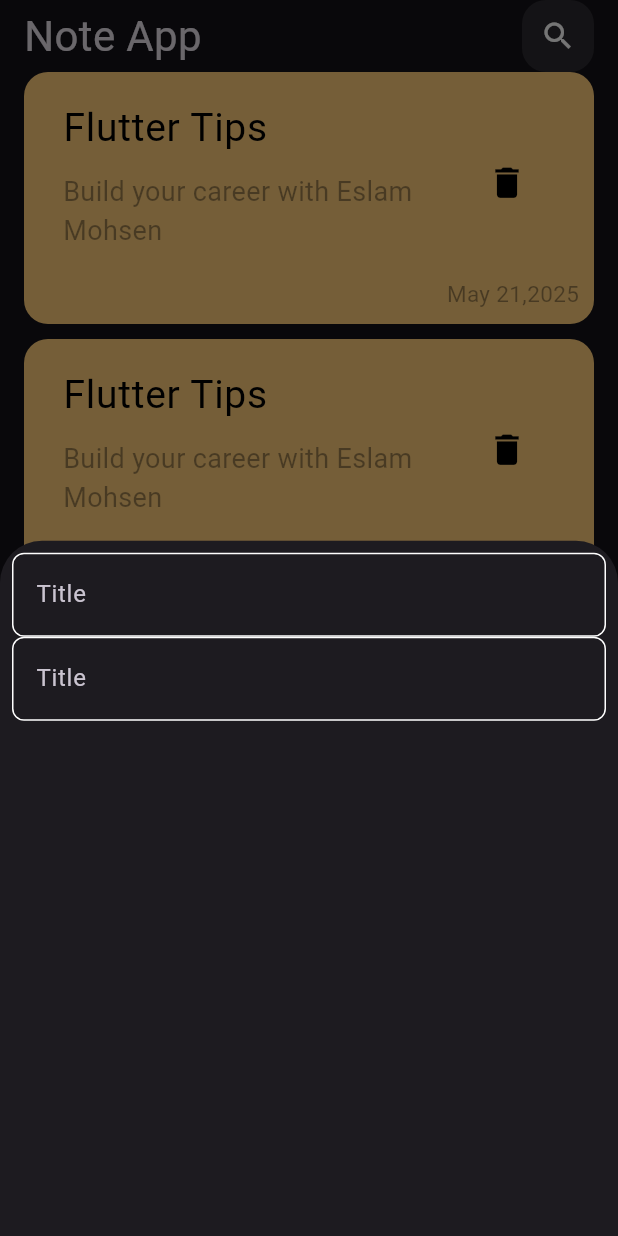
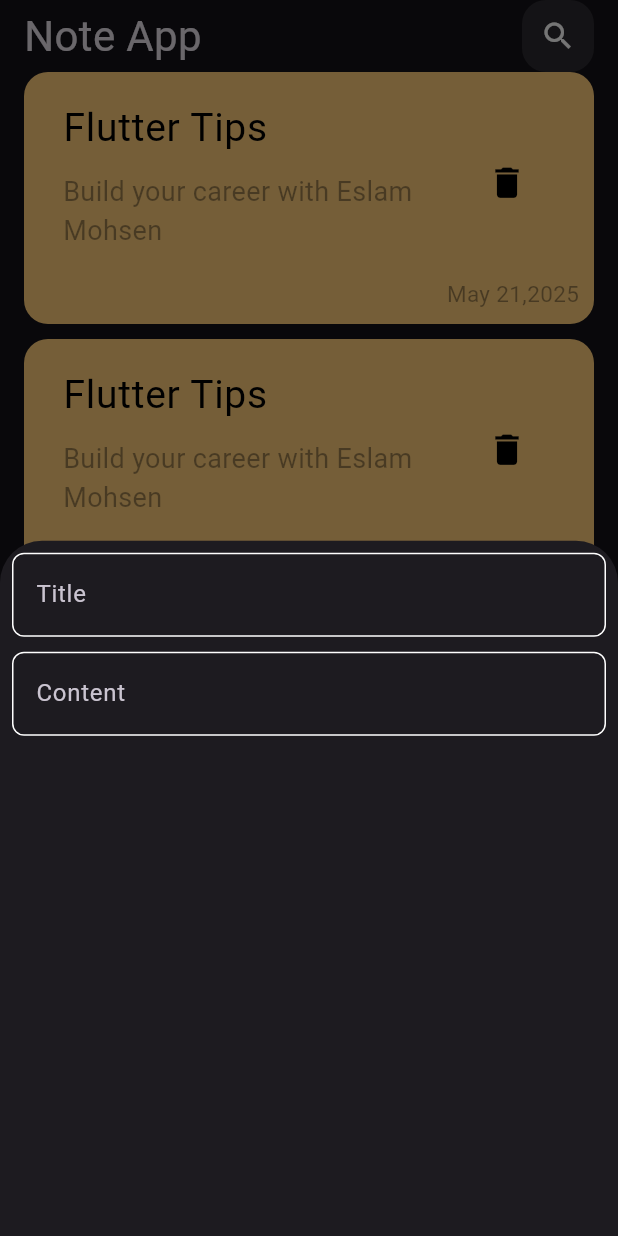
Before and after one commit to EslamMohsen110/note_app, a Flutter app: the screen it shows after launch, after a tap on the "add" icon, on a phone screen of 412 x 824 dp. Run offline on Flutter 3.47's test engine with Material 3 defaults, Android fonts, the phone set to English and light mode, and no system bars; Roboto replaces fonts that are missing (Poppins).

Commit message:
add fields to bottom sheet

```diff
--- a/lib/widgets/add_note_bottom_sheet.dart
+++ b/lib/widgets/add_note_bottom_sheet.dart
@@ -8,7 +8,13 @@ class AddNoteBottomSheet extends StatelessWidget {
   Widget build(BuildContext context) {
     return Padding(
       padding: const EdgeInsets.all(8.0),
-      child: Column(children: [CustomTextFiled(), CustomTextFiled()]),
+      child: Column(
+        children: [
+          CustomTextFiled(hintText: 'Title'),
+          SizedBox(height: 10),
+          CustomTextFiled(hintText: 'Content'),
+        ],
+      ),
     );
   }
 }
--- a/lib/widgets/custom_text_filed.dart
+++ b/lib/widgets/custom_text_filed.dart
@@ -2,14 +2,18 @@ import 'package:flutter/material.dart';
 import 'package:note_app/constant.dart';
 
 class CustomTextFiled extends StatelessWidget {
-  const CustomTextFiled({super.key});
+  const CustomTextFiled({super.key, required this.hintText, this.maxLine = 1});
+
+  final String hintText;
+  final int maxLine;
 
   @override
   Widget build(BuildContext context) {
     return TextField(
       cursorColor: kPrimaryColor,
+      maxLines: maxLine,
       decoration: InputDecoration(
-        hintText: 'Title',
+        hintText: hintText,
         border: buildBorder(),
         enabledBorder: buildBorder(),
         focusedBorder: buildBorder(kPrimaryColor),
```
Also changed, not shown: 1 other file.
